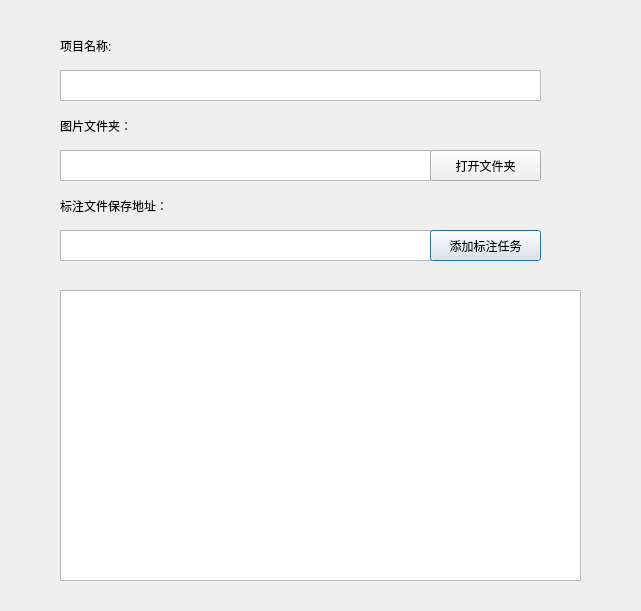
The window that SmartLabel/configannodialog.ui (yuqj1991/annoLabel) describes before a commit, drawn with Qt 5.
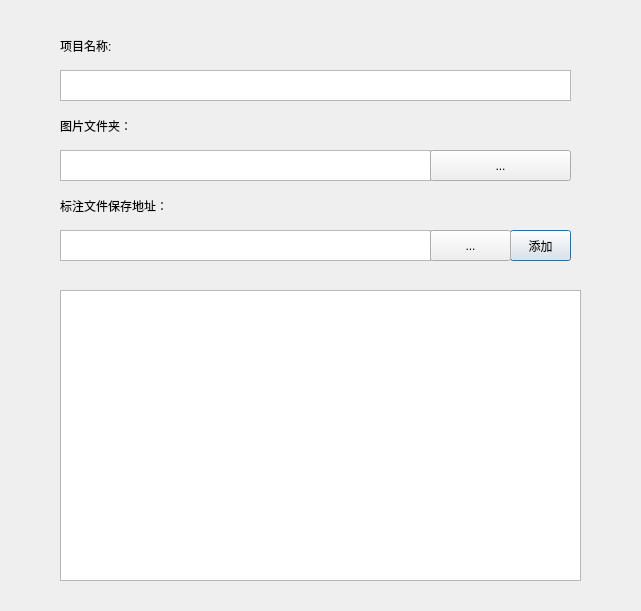
The same window after the commit.

The edit to the form file:
```diff
--- a/SmartLabel/configannodialog.ui
+++ b/SmartLabel/configannodialog.ui
@@ -18,7 +18,7 @@
     <rect>
      <x>60</x>
      <y>70</y>
-     <width>481</width>
+     <width>511</width>
      <height>31</height>
     </rect>
    </property>
@@ -85,14 +85,14 @@
   <widget class="QPushButton" name="custum_task_Button">
    <property name="geometry">
     <rect>
-     <x>430</x>
+     <x>510</x>
      <y>230</y>
-     <width>111</width>
+     <width>61</width>
      <height>31</height>
     </rect>
    </property>
    <property name="text">
-    <string>添加标注任务</string>
+    <string>添加</string>
    </property>
   </widget>
   <widget class="QPushButton" name="open_fileDir_Button">
@@ -100,12 +100,12 @@
     <rect>
      <x>430</x>
      <y>150</y>
-     <width>111</width>
+     <width>141</width>
      <height>31</height>
     </rect>
    </property>
    <property name="text">
-    <string>打开文件夹</string>
+    <string>...</string>
    </property>
   </widget>
   <widget class="QListView" name="task_listView">
@@ -118,6 +118,19 @@
     </rect>
    </property>
   </widget>
+  <widget class="QPushButton" name="open_fileDir_Button_2">
+   <property name="geometry">
+    <rect>
+     <x>430</x>
+     <y>230</y>
+     <width>81</width>
+     <height>31</height>
+    </rect>
+   </property>
+   <property name="text">
+    <string>...</string>
+   </property>
+  </widget>
  </widget>
  <resources/>
  <connections/>
```
